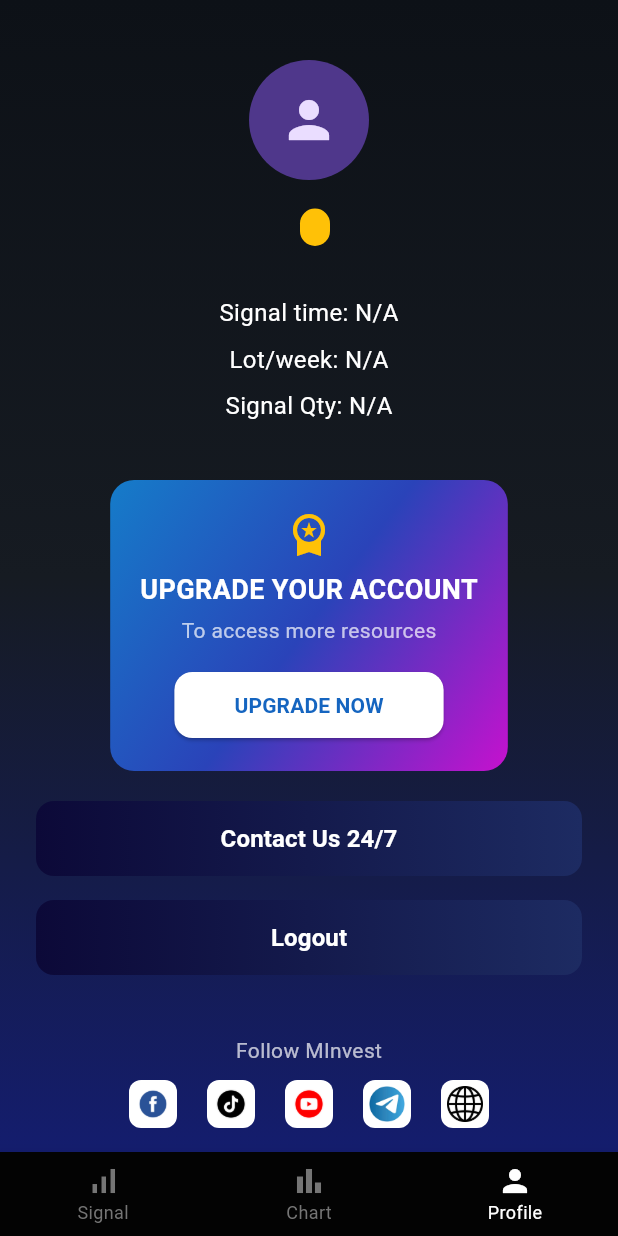
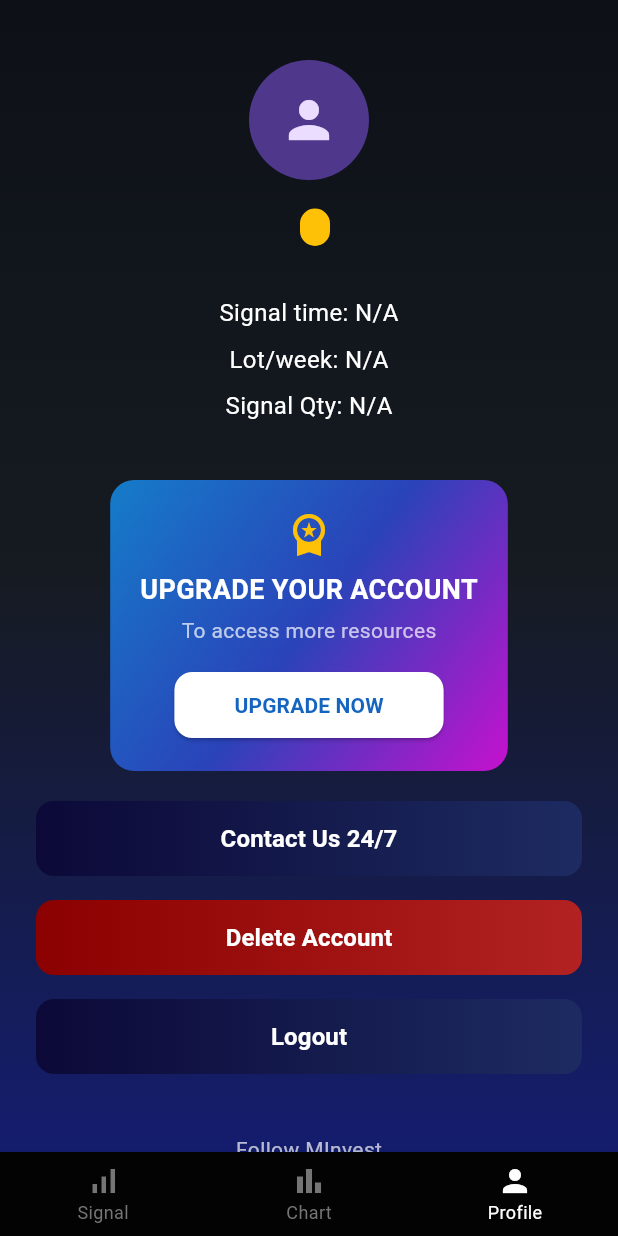
Before and after one commit to tuanminh2409bn/minvest-forex-app, a Flutter app: the screen it shows once a user with an empty profile is signed in, item 3 of the bottom bar chosen, on a phone screen of 412 x 824 dp. Run offline on Flutter 3.47's test engine with Material 3 defaults, Android fonts, the phone set to English and light mode, and no system bars; our stand-ins replace bloc, cloud_firestore, cloud_functions, device_info_plus, equatable, firebase_auth and 11 more; missing offline and left inert: app_tracking_transparency, flutter_facebook_auth; accounts and stored records are empty.

Commit message:
Bo sung them 2 chuc nang dang nhap cho khach va xoa du lieu nguoi dung

```diff
--- a/lib/features/auth/bloc/auth_event.dart
+++ b/lib/features/auth/bloc/auth_event.dart
@@ -23,3 +23,8 @@ class SignOutRequested extends AuthEvent {
 class SignInWithGoogleRequested extends AuthEvent {}
 class SignInWithFacebookRequested extends AuthEvent {}
 class SignInWithAppleRequested extends AuthEvent {}
+
+// MỚI BẮT ĐẦU
+class SignInAnonymouslyRequested extends AuthEvent {}
+class DeleteAccountRequested extends AuthEvent {}
+// MỚI KẾT THÚC
--- a/lib/features/auth/bloc/auth_state.dart
+++ b/lib/features/auth/bloc/auth_state.dart
@@ -1,7 +1,6 @@
 // lib/features/auth/bloc/auth_state.dart
 part of 'auth_bloc.dart';
 
-// ▼▼▼ THÊM TRẠNG THÁI MỚI ▼▼▼
 enum AuthStatus { unknown, authenticated, unauthenticated, loggingOut }
 
 class AuthState extends Equatable {
@@ -16,14 +15,12 @@ class AuthState extends Equatable {
   });
 
   const AuthState.unknown() : this._();
-
-  const AuthState.authenticated(User user)
-      : this._(status: AuthStatus.authenticated, user: user);
+  const AuthState.authenticated(User user, {String? errorMessage})
+      : this._(status: AuthStatus.authenticated, user: user, errorMessage: errorMessage);
 
   const AuthState.unauthenticated({String? errorMessage})
       : this._(status: AuthStatus.unauthenticated, errorMessage: errorMessage);
 
-  // ▼▼▼ THÊM CONSTRUCTOR CHO TRẠNG THÁI MỚI ▼▼▼
   const AuthState.loggingOut() : this._(status: AuthStatus.loggingOut);
 
   @override
--- a/lib/features/auth/screens/profile_screen_mobile.dart
+++ b/lib/features/auth/screens/profile_screen_mobile.dart
@@ -1,5 +1,4 @@
-// profile_screen_mobile.dart
-
+// lib/features/auth/screens/profile_screen_mobile.dart
 import 'package:flutter/material.dart';
 import 'package:minvest_forex_app/features/admin/screens/admin_panel_screen.dart';
 import 'package:provider/provider.dart';
@@ -10,7 +9,6 @@ import 'package:url_launcher/url_launcher.dart';
 import 'package:flutter_bloc/flutter_bloc.dart';
 import 'package:minvest_forex_app/features/auth/bloc/auth_bloc.dart';
 import 'package:minvest_forex_app/l10n/app_localizations.dart';
-
 import '../../notifications/providers/notification_provider.dart';
 
 class ProfileScreen extends StatelessWidget {
@@ -48,6 +46,7 @@ class ProfileScreen extends StatelessWidget {
   Future<void> _launchURL(String url) async {
     final Uri uri = Uri.parse(url);
     if (!await launchUrl(uri, mode: LaunchMode.externalApplication)) {
+      // Handle error
     }
   }
 
@@ -76,16 +75,46 @@ class ProfileScreen extends StatelessWidget {
     );
 
     if (confirmLogout == true && context.mounted) {
-      // Lấy cả 2 provider từ context
       final userProvider = context.read<UserProvider>();
       final notificationProvider = context.read<NotificationProvider>();
-
-      // Gửi event đăng xuất KÈM THEO DANH SÁCH provider cần dọn dẹp
       context.read<AuthBloc>().add(
           SignOutRequested(providersToReset: [userProvider, notificationProvider])
       );
     }
   }
+
+  // MỚI BẮT ĐẦU: Hàm xử lý xóa tài khoản
+  Future<void> _handleDeleteAccount(BuildContext context) async {
+    final l10n = AppLocalizations.of(context)!;
+    final bool? confirmDelete = await showDialog<bool>(
+      context: context,
+      builder: (BuildContext dialogContext) {
+        return AlertDialog(
+          backgroundColor: const Color(0xFF161B22),
+          shape: RoundedRectangleBorder(borderRadius: BorderRadius.circular(16)),
+          title: Text(l10n.deleteAccount, style: const TextStyle(color: Colors.redAccent)), // Giả sử có key 'deleteAccount'
+          content: Text(l10n.deleteAccountWarning, style: const TextStyle(color: Colors.white70)), // Giả sử có key 'deleteAccountWarning'
+          actions: <Widget>[
+            TextButton(
+              child: Text(l10n.cancel, style: const TextStyle(color: Colors.white)),
+              onPressed: () => Navigator.of(dialogContext).pop(false),
+            ),
+            TextButton(
+              child: Text(l10n.delete, style: const TextStyle(color: Colors.red)), // Giả sử có key 'delete'
+              onPressed: () => Navigator.of(dialogContext).pop(true),
+            ),
+          ],
+        );
+      },
+    );
+
+    if (confirmDelete == true && context.mounted) {
+      // TODO: Gọi sự kiện xóa tài khoản
+      // context.read<AuthBloc>().add(DeleteAccountRequested());
+      print('Delete account confirmed');
+    }
+  }
+  // MỚI KẾT THÚC
 
   @override
   Widget build(BuildContext context) {
@@ -158,10 +187,8 @@ class ProfileScreen extends StatelessWidget {
                     ),
                   )),
                   const SizedBox(height: 30),
-
                   _UpgradeCard(),
                   const SizedBox(height: 20),
-
                   if (userRole == 'admin')
                     Padding(
                       padding: const EdgeInsets.only(bottom: 16),
@@ -170,27 +197,31 @@ class ProfileScreen extends StatelessWidget {
                         onPressed: () {
                           Navigator.push(
                             context,
-                            MaterialPageRoute(
-                              builder: (context) => const AdminPanelScreen(),
-                            ),
+                            MaterialPageRoute(builder: (context) => const AdminPanelScreen()),
                           );
                         },
                       ),
                     ),
-
                   _buildActionButton(
                     text: l10n.contactUs247,
-                    onPressed: () {
-                      _launchURL('https://zalo.me/0969156969');
-                    },
+                    onPressed: () => _launchURL('https://zalo.me/0969156969'),
                   ),
                   const SizedBox(height: 16),
+
+                  // MỚI BẮT ĐẦU: Thêm nút xóa tài khoản
+                  _buildActionButton(
+                    text: l10n.deleteAccount, // Giả sử có key 'deleteAccount'
+                    onPressed: () => _handleDeleteAccount(context),
+                    isDestructive: true, // Thêm cờ để có thể tùy chỉnh style nếu cần
+                  ),
+                  const SizedBox(height: 16),
+                  // MỚI KẾT THÚC
+
                   _buildActionButton(
                     text: l10n.logout,
                     onPressed: () => _handleLogout(context),
                   ),
                   const SizedBox(height: 40),
-
                   Text(l10n.followMinvest, style: const TextStyle(color: Colors.white70)),
                   const SizedBox(height: 10),
                   Row(
@@ -207,7 +238,12 @@ class ProfileScreen extends StatelessWidget {
                       _SocialIcon(iconPath: 'assets/images/web_logo.png', url: 'https://minvest.vn/'),
                     ],
                   ),
+
+                  // MỚI BẮT ĐẦU: Thêm liên kết chính sách và điều khoản
+                  const SizedBox(height: 30),
+                  _buildInfoLinks(context),
                   const SizedBox(height: 20),
+                  // MỚI KẾT THÚC
                 ],
               ),
             ),
@@ -216,8 +252,35 @@ class ProfileScreen extends StatelessWidget {
       ),
     );
   }
+
+  // MỚI BẮT ĐẦU: Widget cho các liên kết thông tin
+  Widget _buildInfoLinks(BuildContext context) {
+    final l10n = AppLocalizations.of(context)!;
+    return Row(
+      mainAxisAlignment: MainAxisAlignment.center,
+      children: [
+        TextButton(
+          onPressed: () => _launchURL('https://tuanminh2409bn.github.io/minvest-privacy/'), // THAY THẾ URL CỦA BẠN
+          child: Text(
+            l10n.privacyPolicy, // Giả sử có key 'privacyPolicy'
+            style: const TextStyle(color: Colors.white70, decoration: TextDecoration.underline, decorationColor: Colors.white70),
+          ),
+        ),
+        const Text("•", style: TextStyle(color: Colors.white70)),
+        TextButton(
+          onPressed: () => _launchURL('https://tuanminh2409bn.github.io/minvest-terms/'), // THAY THẾ URL CỦA BẠN
+          child: Text(
+            l10n.termsOfService, // Giả sử có key 'termsOfService'
+            style: const TextStyle(color: Colors.white70, decoration: TextDecoration.underline, decorationColor: Colors.white70),
+          ),
+        ),
+      ],
+    );
+  }
+// MỚI KẾT THÚC
 }
 
+// ... các Widget còn lại giữ nguyên ...
 class _UpgradeCard extends StatelessWidget {
   @override
   Widget build(BuildContext context) {
@@ -271,7 +334,8 @@ class _UpgradeCard extends StatelessWidget {
   }
 }
 
-Widget _buildActionButton({required String text, required VoidCallback onPressed}) {
+// MỚI: Cập nhật hàm buildActionButton để có thể tùy chỉnh style
+Widget _buildActionButton({required String text, required VoidCallback onPressed, bool isDestructive = false}) {
   return SizedBox(
     width: double.infinity,
     height: 50,
@@ -285,8 +349,10 @@ Widget _buildActionButton({required String text, required VoidCallback onPressed
       ),
       child: Ink(
         decoration: BoxDecoration(
-          gradient: const LinearGradient(
-            colors: [Color(0xFF0C0938), Color(0xFF141A4C), Color(0xFF1D2B62)],
+          gradient: LinearGradient(
+            colors: isDestructive
+                ? [const Color(0xFF8B0000), const Color(0xFFB22222)] // Màu đỏ cho hành động xóa
+                : [const Color(0xFF0C0938), const Color(0xFF141A4C), const Color(0xFF1D2B62)],
             begin: Alignment.centerLeft,
             end: Alignment.centerRight,
           ),
@@ -303,6 +369,7 @@ Widget _buildActionButton({required String text, required VoidCallback onPressed
     ),
   );
 }
+
 
 class _SocialIcon extends StatelessWidget {
   final String iconPath;
--- a/lib/l10n/app_en.arb
+++ b/lib/l10n/app_en.arb
@@ -126,6 +126,12 @@
     "upgradeCardSubtitleWeb": "To unlock premium signals and full-time support",
     "subscriptionDetails": "Subscription Details",
     "notifications": "Notifications",
+    "continueAsGuest": "Continue as Guest",
+    "deleteAccount": "Delete Account",
+    "deleteAccountWarning": "Are you sure you want to delete your account? All of your data will be permanently erased and cannot be recovered.",
+    "delete": "Delete",
+    "privacyPolicy": "Privacy Policy",
+    "termsOfService": "Terms of Service",
         "noNotificationsYet": "No notifications yet.",
         "daysAgo": "{count} days ago",
         "@daysAgo": {
--- a/lib/l10n/app_localizations.dart
+++ b/lib/l10n/app_localizations.dart
@@ -848,6 +848,42 @@ abstract class AppLocalizations {
   /// **'Notifications'**
   String get notifications;
 
+  /// No description provided for @continueAsGuest.
+  ///
+  /// In en, this message translates to:
+  /// **'Continue as Guest'**
+  String get continueAsGuest;
+
+  /// No description provided for @deleteAccount.
+  ///
+  /// In en, this message translates to:
+  /// **'Delete Account'**
+  String get deleteAccount;
+
+  /// No description provided for @deleteAccountWarning.
+  ///
+  /// In en, this message translates to:
+  /// **'Are you sure you want to delete your account? All of your data will be permanently erased and cannot be recovered.'**
+  String get deleteAccountWarning;
+
+  /// No description provided for @delete.
+  ///
+  /// In en, this message translates to:
+  /// **'Delete'**
+  String get delete;
+
+  /// No description provided for @privacyPolicy.
+  ///
+  /// In en, this message translates to:
+  /// **'Privacy Policy'**
+  String get privacyPolicy;
+
+  /// No description provided for @termsOfService.
+  ///
+  /// In en, this message translates to:
+  /// **'Terms of Service'**
+  String get termsOfService;
+
   /// No description provided for @noNotificationsYet.
   ///
   /// In en, this message translates to:
--- a/lib/l10n/app_vi.arb
+++ b/lib/l10n/app_vi.arb
@@ -126,6 +126,12 @@
     "upgradeCardSubtitleWeb": "Để mở khóa tín hiệu cao cấp và hỗ trợ toàn thời gian",
     "subscriptionDetails": "Chi tiết Gói đăng ký",
     "notifications": "Thông báo",
+    "continueAsGuest": "Tiếp tục với tư cách khách",
+    "deleteAccount": "Xóa tài khoản",
+    "deleteAccountWarning": "Bạn có chắc chắn muốn xóa tài khoản không? Mọi dữ liệu của bạn sẽ bị xóa vĩnh viễn và không thể khôi phục.",
+    "delete": "Xóa",
+    "privacyPolicy": "Chính sách bảo mật",
+    "termsOfService": "Điều khoản dịch vụ",
         "noNotificationsYet": "Chưa có thông báo nào.",
         "daysAgo": "{count} ngày trước",
         "@daysAgo": {
```
Also changed, not shown: lib/features/auth/bloc/auth_bloc.dart (+33 -10 lines), lib/features/auth/screens/welcome/welcome_screen_mobile.dart (+27 -5 lines), lib/features/auth/services/auth_service.dart (+53 -7 lines), lib/l10n/app_localizations_en.dart (+19 -0 lines), lib/l10n/app_localizations_vi.dart (+19 -0 lines).
